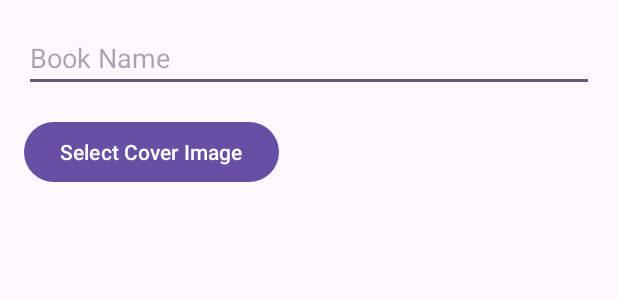
After one commit to harshitagawas/madMicroProject, an Android app: the layout dialog_add_book.xml on its own in the app's theme, with its tools: preview values and no code run, on a phone screen of 412 x 824 dp. The commit adds this screen. Shown: the top 300 px of the screen. Run offline under Robolectric (Android 15) with nearby library versions, the phone set to English and light mode, and no system bars.

Commit message:
add book functionality but book image not visible

```diff
--- /dev/null
+++ b/app/src/main/res/layout/dialog_add_book.xml
@@ -0,0 +1,32 @@
+<?xml version="1.0" encoding="utf-8"?>
+<LinearLayout xmlns:android="http://schemas.android.com/apk/res/android"
+    android:layout_width="match_parent"
+    android:layout_height="wrap_content"
+    android:orientation="vertical"
+    android:padding="16dp">
+
+    <EditText
+        android:id="@+id/book_name_input"
+        android:layout_width="match_parent"
+        android:layout_height="wrap_content"
+        android:hint="Book Name"
+        android:inputType="text"
+        android:maxLines="1" />
+
+    <Button
+        android:id="@+id/select_image_button"
+        android:layout_width="wrap_content"
+        android:layout_height="wrap_content"
+        android:layout_marginTop="16dp"
+        android:text="Select Cover Image" />
+
+    <ImageView
+        android:id="@+id/image_preview"
+        android:layout_width="200dp"
+        android:layout_height="200dp"
+        android:layout_gravity="center_horizontal"
+        android:layout_marginTop="16dp"
+        android:scaleType="centerCrop"
+        android:visibility="gone" />
+
+</LinearLayout>
```
Also changed, not shown: app/src/main/java/com/example/microproject/adapters/CategoryAdapter.java (+13 -5 lines), app/src/main/java/com/example/microproject/adapters/CategoryBooksAdapter.java (+13 -3 lines), app/src/main/java/com/example/microproject/fragments/CategoryBooksFragment.java (+84 -54 lines), app/src/main/java/com/example/microproject/fragments/LibraryFragment.java (+24 -0 lines).
